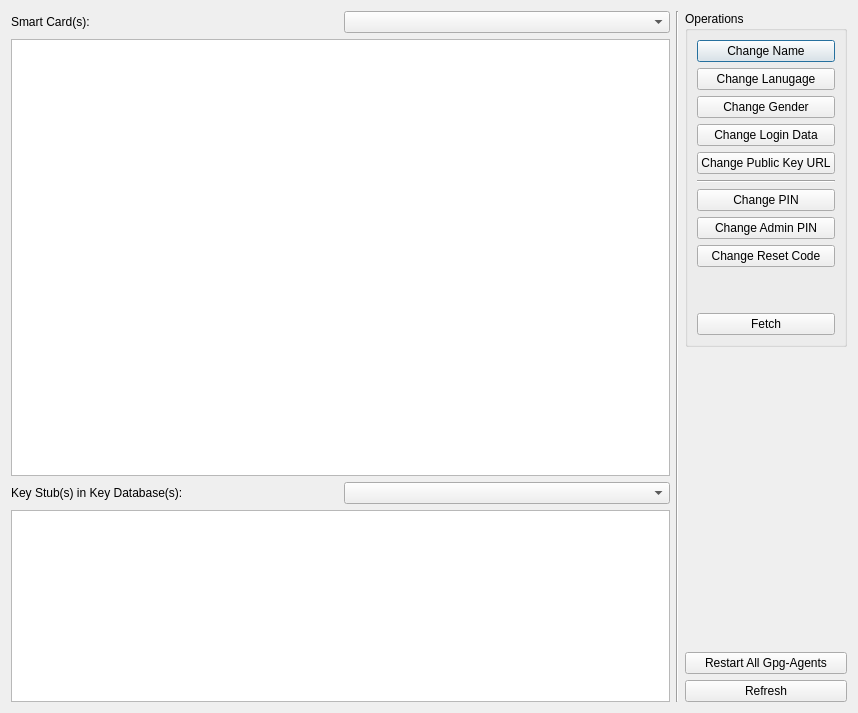
The window that ui/SmartCardControllerDialog.ui (saturneric/GpgFrontend) describes before a commit, drawn with Qt 5.
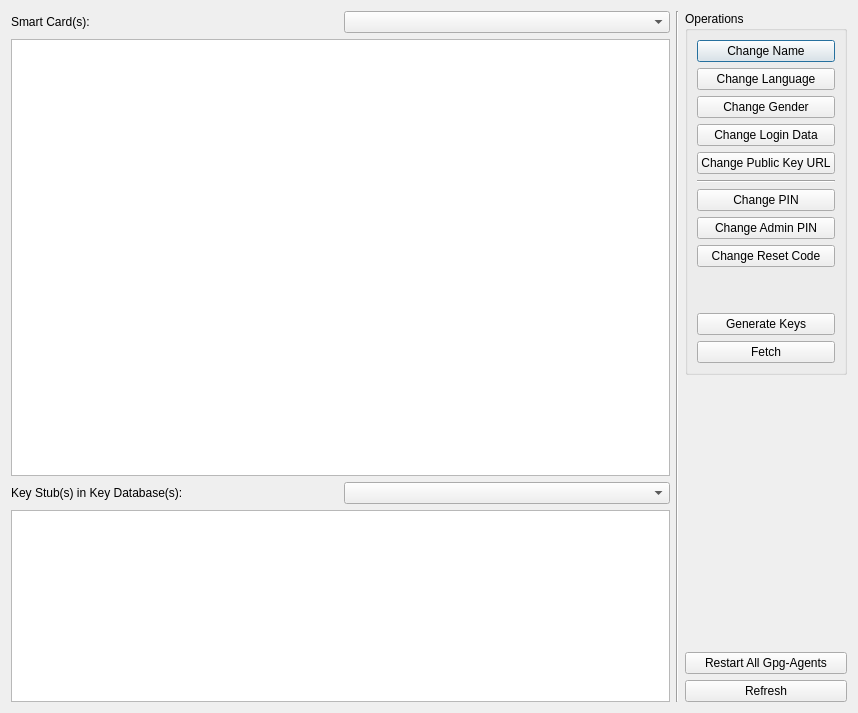
The same window after the commit. Custom widgets are drawn as their Qt base class.

```diff
--- a/ui/SmartCardControllerDialog.ui
+++ b/ui/SmartCardControllerDialog.ui
@@ -105,7 +105,7 @@
             <item>
              <widget class="QPushButton" name="cLangButton">
               <property name="text">
-               <string>Change Lanugage</string>
+               <string>Change Language</string>
               </property>
              </widget>
             </item>
@@ -171,6 +171,13 @@
               </property>
              </spacer>
             </item>
+            <item>
+             <widget class="QPushButton" name="generateKeysButton">
+              <property name="text">
+               <string>Generate Keys</string>
+              </property>
+             </widget>
+            </item>
             <item>
              <widget class="QPushButton" name="fetchButton">
               <property name="text">
```
Left out of the diff: 8 changed lines with no effect on the pictures.
